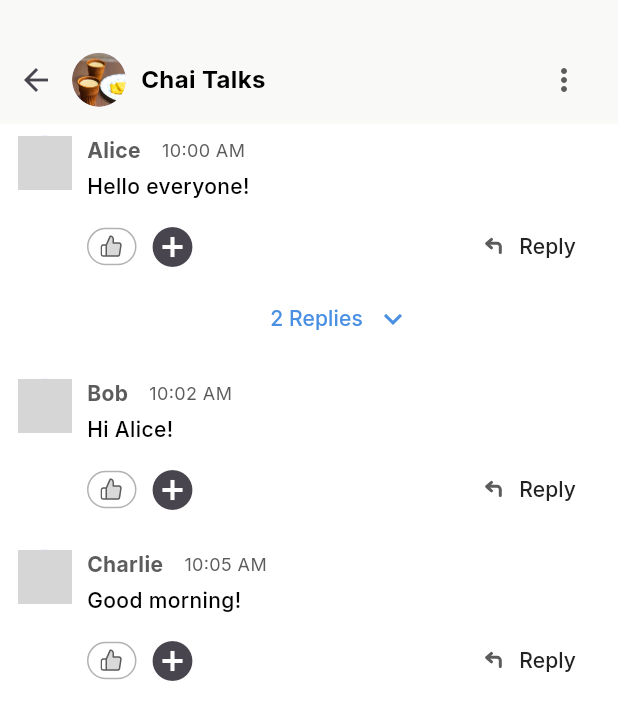
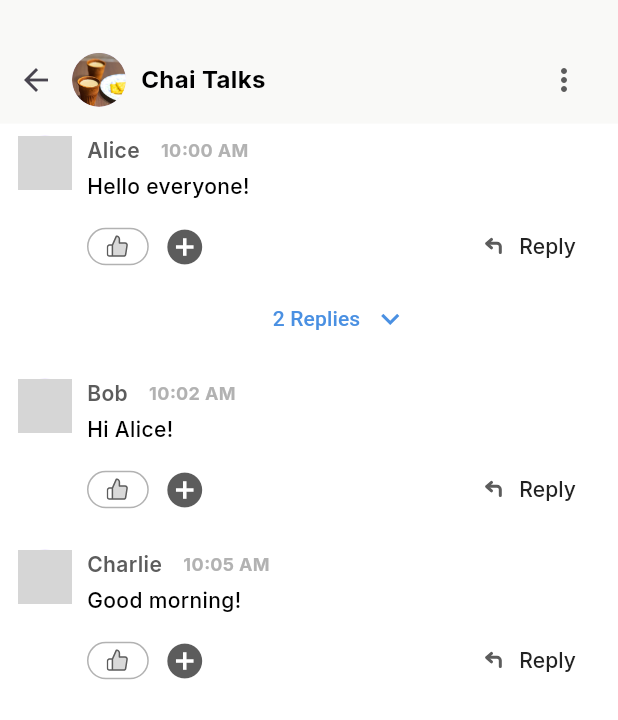
Before and after one commit to senioradventure/app-demo, a Flutter app: the screen it shows after launch, on a phone screen of 412 x 824 dp. Shown: the top 720 px of the screen. Run offline on Flutter 3.47's test engine with Material 3 defaults, Android fonts, the phone set to English and light mode, and no system bars; our stand-ins replace dio, flutter_svg, google_fonts; network calls fail; grey boxes are pictures that could not be loaded.

Commit message:
my circle chatroom - reply done, reactions not complete, ui incomplete

```diff
--- /dev/null
+++ b/lib/features/my_circle_chatroom/presentation/widgets/message_actions.dart
@@ -0,0 +1,50 @@
+import 'package:flutter/material.dart';
+import 'package:flutter_svg/flutter_svg.dart';
+import 'package:senior_circle/theme/colors/app_colors.dart';
+import 'package:senior_circle/theme/texttheme/text_theme.dart';
+
+class MessageActions extends StatelessWidget {
+  final VoidCallback onReplyTap;
+
+  const MessageActions({super.key, required this.onReplyTap});
+
+  @override
+  Widget build(BuildContext context) {
+    return Row(
+      children: [
+        GestureDetector(
+          onTap: () {},
+          child: Container(
+            padding: const EdgeInsets.symmetric(horizontal: 8, vertical: 4),
+            width: MediaQuery.of(context).size.width * 0.1,
+            decoration: BoxDecoration(
+              color: AppColors.white,
+              border: Border.all(color: AppColors.textLightGray),
+              borderRadius: BorderRadius.circular(24),
+            ),
+            child: SvgPicture.asset('assets/icons/like_button.svg'),
+          ),
+        ),
+
+        IconButton(
+          icon: const Icon(Icons.add_circle),
+          color: const Color(0xFF5c5c5c),
+          onPressed: () {},
+          iconSize: 28,
+        ),
+
+        const Spacer(),
+        TextButton.icon(
+          onPressed: onReplyTap,
+          icon: SvgPicture.asset('assets/icons/reply_icon.svg'),
+          label: Text(
+            "Reply",
+            style: AppTextTheme.lightTextTheme.labelMedium?.copyWith(
+              color: AppColors.textDarkGray,
+            ),
+          ),
+        ),
+      ],
+    );
+  }
+}
--- /dev/null
+++ b/lib/features/my_circle_chatroom/presentation/widgets/message_replies.dart
@@ -0,0 +1,23 @@
+import 'package:flutter/material.dart';
+import 'package:senior_circle/features/my_circle_chatroom/models/message_model.dart';
+import 'package:senior_circle/features/my_circle_chatroom/presentation/widgets/my_circle_chatroom_messages.dart';
+
+
+class MessageReplies extends StatelessWidget {
+  final List<Message> replies;
+
+  const MessageReplies({super.key, required this.replies});
+
+  @override
+  Widget build(BuildContext context) {
+    return Padding(
+      padding: const EdgeInsets.only(top: 6),
+      child: Column(
+        crossAxisAlignment: CrossAxisAlignment.start,
+        children: replies
+            .map((reply) => MessageCard(message: reply))
+            .toList(),
+      ),
+    );
+  }
+}
--- a/lib/features/my_circle_chatroom/presentation/widgets/my_circle_chatroom_messages.dart
+++ b/lib/features/my_circle_chatroom/presentation/widgets/my_circle_chatroom_messages.dart
@@ -1,9 +1,10 @@
-import 'package:flutter/foundation.dart';
+
 import 'package:flutter/material.dart';
-import 'package:flutter_svg/svg.dart';
-import 'package:senior_circle/features/my_circle_chatroom/models/message_model.dart';
+import 'package:senior_circle/features/my_circle_chatroom/presentation/widgets/message_actions.dart';
+import 'package:senior_circle/features/my_circle_chatroom/presentation/widgets/message_replies.dart';import 'package:senior_circle/features/my_circle_chatroom/models/message_model.dart';
 import 'package:senior_circle/theme/colors/app_colors.dart';
 import 'package:senior_circle/theme/texttheme/text_theme.dart';
+
 
 final List<Message> messages = [
   Message(
@@ -47,8 +48,10 @@ final List<Message> messages = [
   ),
 ];
 
+
 class MessageCard extends StatefulWidget {
   final Message message;
+
   const MessageCard({super.key, required this.message});
 
   @override
@@ -59,6 +62,7 @@ class _MessageCardState extends State<MessageCard> {
   @override
   Widget build(BuildContext context) {
     final message = widget.message;
+
     return Padding(
       padding: const EdgeInsets.symmetric(vertical: 8.0, horizontal: 12),
       child: Row(
@@ -69,117 +73,61 @@ class _MessageCardState extends State<MessageCard> {
             backgroundImage: NetworkImage(message.avatar),
           ),
           const SizedBox(width: 10),
+
           Expanded(
             child: Column(
               crossAxisAlignment: CrossAxisAlignment.start,
               children: [
-                Row(
-                  children: [
-                    Text(
-                      message.sender,
-                      style: AppTextTheme.lightTextTheme.labelMedium?.copyWith(
-                        fontWeight: FontWeight.bold,
-                      ),
-                    ),
-                    const SizedBox(width: 14),
-                    Text(
-                      message.time,
-                      style: AppTextTheme.lightTextTheme.labelSmall?.copyWith(
-                        color: AppColors.textGray,
-                      ),
-                    ),
-                  ],
-                ),
+                _buildHeader(message),
                 const SizedBox(height: 4),
-                Text(
-                  message.text,
-                  style: AppTextTheme.lightTextTheme.bodyMedium,
-                ),
+                Text(message.text,
+                    style: AppTextTheme.lightTextTheme.bodyMedium),
                 const SizedBox(height: 6),
 
-                Row(
-                  children: [
-                    GestureDetector(
-                      onTap: () {},
-                      child: Container(
-                        padding: const EdgeInsets.symmetric(
-                          horizontal: 8,
-                          vertical: 4,
-                        ),
-                        decoration: BoxDecoration(
-                          color: AppColors.white,
-                          border: Border.all(color: AppColors.textLightGray),
-                          borderRadius: BorderRadius.circular(24),
-                        ),
-                        child: SvgPicture.asset('assets/icons/like_button.svg'),
-                      ),
-                    ),
-
-                    IconButton(
-                      icon: const Icon(Icons.add_circle),
-                      onPressed: () {},
-                      iconSize: 32,
-                    ),
-                    Spacer(),
-                    TextButton.icon(
-                      icon: SvgPicture.asset('assets/icons/reply_icon.svg'),
-                      onPressed: () {},
-                      label: Text(
-                        "Reply",
-                        style: AppTextTheme.lightTextTheme.labelMedium
-                            ?.copyWith(color: AppColors.textDarkGray),
-                      ),
-                    ),
-                  ],
+                MessageActions(
+                  onReplyTap: () {},
                 ),
 
                 if (message.replies.isNotEmpty)
-                  Center(
-                    child: TextButton.icon(
-                      onPressed: () {
-                        setState(() {
-                          message.isThreadOpen = !message.isThreadOpen;
-                        });
-                      },
-                      label: Text(
-                        message.isThreadOpen
-                            ? "${message.replies.length} Replies"
-                            : "${message.replies.length} Replies",
-                        style: message.isThreadOpen
-                            ? AppTextTheme.lightTextTheme.labelMedium?.copyWith(
-                                color: AppColors.textGray,
-                              )
-                            : AppTextTheme.lightTextTheme.labelMedium?.copyWith(
-                                color: AppColors.buttonBlue,
-                              ),
-                      ),
-                      iconAlignment: IconAlignment.end,
-                      icon: Icon(
-                        message.isThreadOpen
-                            ? Icons.keyboard_arrow_up
-                            : Icons.keyboard_arrow_down,
+                  _buildReplyButton(message),
 
-                        color: message.isThreadOpen
-                            ? AppColors.textGray
-                            : AppColors.buttonBlue,
-                        size: 24,
-                      ),
-                    ),
-                  ),
                 if (message.isThreadOpen)
-                  Padding(
-                    padding: const EdgeInsets.only(left: 0, top: 6),
-                    child: Column(
-                      children: message.replies
-                          .map((reply) => MessageCard(message: reply))
-                          .toList(),
-                    ),
-                  ),
+                  MessageReplies(replies: message.replies),
               ],
             ),
-          ),
+          )
         ],
       ),
     );
   }
+
+  Widget _buildHeader(Message message) => Row(
+    children: [
+      Text(message.sender, style: AppTextTheme.lightTextTheme.labelMedium?.copyWith(
+        fontWeight: FontWeight.w600,
+      )),
+      const SizedBox(width: 14),
+      Text(message.time, style: AppTextTheme.lightTextTheme.labelSmall?.copyWith(
+       fontWeight: FontWeight.w700),
+      ),
+    ],
+  );
+
+  Widget _buildReplyButton(Message message) => Center(
+    child: TextButton.icon(
+      onPressed: () => setState(() => message.isThreadOpen = !message.isThreadOpen),
+      label: Text(
+        "${message.replies.length} Replies",
+        style: TextStyle(
+          color: message.isThreadOpen ? AppColors.textDarkGray : AppColors.buttonBlue,
+        ),
+      ),
+      icon: Icon(
+        message.isThreadOpen ? Icons.keyboard_arrow_up : Icons.keyboard_arrow_down,
+        color: message.isThreadOpen ? AppColors.textDarkGray : AppColors.buttonBlue,
+        size: 24,
+      ),
+      iconAlignment: IconAlignment.end,
+    ),
+  );
 }
```
